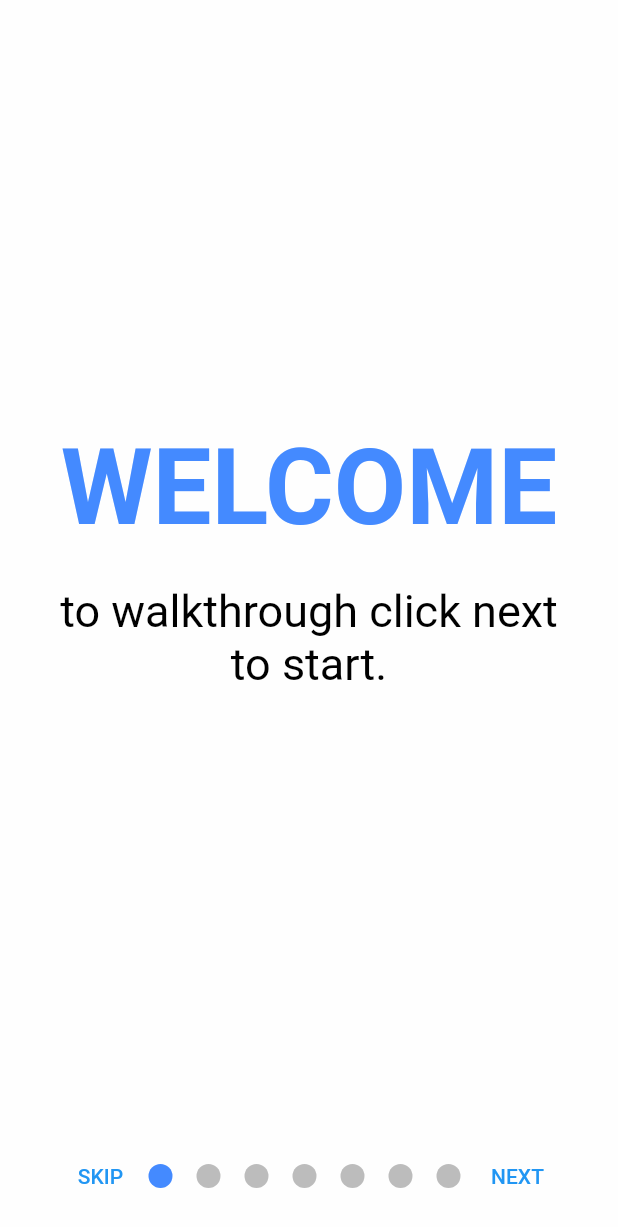
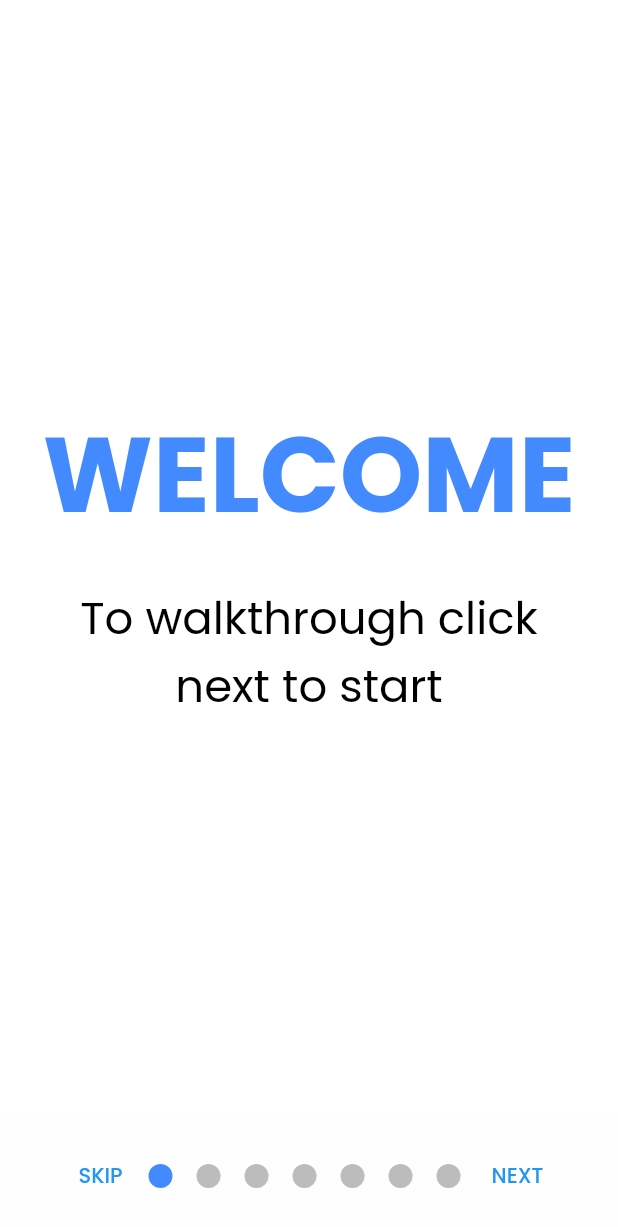
Before and after one commit to alptuzun/Flutter-Social-Media-App, a Flutter app: the screen it shows after launch, on a phone screen of 412 x 824 dp. Shown: the top 1227 px of the screen. Run offline on Flutter 3.47's test engine with Material 2 defaults, Android fonts, the phone set to English and light mode, and no system bars; drawn by our look-alikes of smooth_page_indicator; our stand-ins replace email_validator, google_fonts, shared_preferences.

Commit message:
edited walkthrough.dart and shared_preferences.dart

```diff
--- a/lib/main.dart
+++ b/lib/main.dart
@@ -1,3 +1,4 @@
+import 'package:cs310_group_28/models/shared_preferences.dart';
 import 'package:cs310_group_28/routes/explore.dart';
 import 'package:cs310_group_28/routes/home_view.dart';
 import 'package:cs310_group_28/routes/marketplace.dart';
@@ -8,22 +9,38 @@ import 'package:cs310_group_28/routes/welcome.dart';
 import 'package:cs310_group_28/routes/login.dart';
 import 'package:cs310_group_28/routes/page_navigator.dart';
 import 'package:cs310_group_28/routes/walkthrough.dart';
-import 'package:flutter/services.dart';
-import 'package:shared_preferences/shared_preferences.dart';
 
+void main()  {
+  WidgetsFlutterBinding.ensureInitialized();
+  runApp(const MyApp());
+}
 
-int? isViewed;
+class MyApp extends StatefulWidget {
+  const MyApp({Key? key}) : super(key: key);
 
-void main() async {
-  WidgetsFlutterBinding.ensureInitialized();
-  SharedPreferences prefs = await SharedPreferences.getInstance();
-  isViewed = prefs.getInt('walkthrough');
+  @override
+  State<MyApp> createState() {
+    return _MyAppState();
+  }
+}
 
+class _MyAppState extends State<MyApp> {
 
-  runApp(MaterialApp(
+  bool loggedIn = false;
+
+  _MyAppState() {
+    MySharedPreferences.instance
+        .getBooleanValue("loggedIn")
+        .then((value) => setState(() {
+      loggedIn = value;
+    }));
+  }
+
+  @override
+  Widget build(BuildContext context) {
+    return MaterialApp(
+      home: loggedIn ? const Welcome() : const WalkThrough(),
       routes: {
-      '/': isViewed != 0 ? (context) =>  const WalkThrough() : (context) => const Welcome(),
-  //    '/': (context) => const Welcome(),
         Login.routeName: (context) => const Login(),
         Register.routeName: (context) => const Register(),
         HomeView.routeName: (context) => const HomeView(),
@@ -31,7 +48,7 @@ void main() async {
         MarketPlace.routeName: (context) => const MarketPlace(),
         Explore.routeName: (context) => const Explore(),
         UserProfile.routeName: (context) => const UserProfile(),
-
       },
-  ));
+    );
   }
+}
--- a/lib/routes/register.dart
+++ b/lib/routes/register.dart
@@ -128,7 +128,7 @@ class _RegisterState extends State<Register> {
           crossAxisAlignment: CrossAxisAlignment.center,
           children: [
             SizedBox(
-              height: (screenHeight(context, dividedBy: 25)),
+              height: (screenHeight(context, dividedBy: 20)),
             ),
             Image(
               image: const AssetImage("assets/images/logo.webp"),
--- a/lib/routes/walkthrough.dart
+++ b/lib/routes/walkthrough.dart
@@ -1,9 +1,10 @@
+import 'package:cs310_group_28/models/shared_preferences.dart';
 import 'package:cs310_group_28/routes/welcome.dart';
 import 'package:cs310_group_28/visuals/colors.dart';
+import 'package:cs310_group_28/visuals/screen_size.dart';
 import 'package:flutter/material.dart';
-import 'package:shared_preferences/shared_preferences.dart';
+import 'package:google_fonts/google_fonts.dart';
 import 'package:smooth_page_indicator/smooth_page_indicator.dart';
-
 
 class WalkThrough extends StatefulWidget {
   const WalkThrough({Key? key}) : super(key: key);
@@ -13,24 +14,15 @@ class WalkThrough extends StatefulWidget {
 }
 
 class _WalkThroughState extends State<WalkThrough> {
-
-
   int currentIndex = 0;
   bool isLastPage = false;
 
   final controller = PageController(initialPage: 0);
 
-
   @override
-  void dispose(){
+  void dispose() {
     controller.dispose();
     super.dispose();
-  }
-
-  _storeWalkthroughInfo() async {
-    int isViewed =0;
-    SharedPreferences prefs = await SharedPreferences.getInstance();
-    await prefs.setInt("walkthrough", isViewed);
   }
 
   @override
@@ -45,28 +37,27 @@ class _WalkThroughState extends State<WalkThrough> {
           },
           children: [
             Container(
-              color: Colors.white70,
+              color: Colors.white,
               child: Column(
                 mainAxisAlignment: MainAxisAlignment.center,
-                children:  [
+                children: [
                   Text(
                     "WELCOME",
-                    style: TextStyle(
+                    style: GoogleFonts.poppins(
                       color: Colors.blueAccent,
                       fontSize: 70,
                       fontWeight: FontWeight.bold,
                     ),
                   ),
-                  const SizedBox(height: 24),
+                  SizedBox(height: screenHeight(context, dividedBy: 40)),
                   Container(
-                    padding: const EdgeInsets.symmetric(horizontal: 30),
+                    padding: const EdgeInsets.symmetric(horizontal: 18),
                     child: Text(
-                      "to walkthrough click next to start.",
+                      "To walkthrough click next to start",
                       textAlign: TextAlign.center,
-                      style: TextStyle(
+                      style: GoogleFonts.poppins(
                           color: AppColors.mainTextColor,
                           fontSize: 30,
-                          fontWeight: FontWeight.normal
                       ),
                     ),
                   ),
@@ -77,31 +68,30 @@ class _WalkThroughState extends State<WalkThrough> {
               color: Colors.white70,
               child: Column(
                 mainAxisAlignment: MainAxisAlignment.center,
-                  children:  [
-                   Icon(
+                children: [
+                  const Icon(
                     Icons.home_outlined,
                     color: Colors.blueAccent,
                     size: 150,
                   ),
                   Text(
                     "FEED",
-                      style: TextStyle(
+                    style: GoogleFonts.poppins(
                       color: Colors.blueAccent,
                       fontSize: 32,
                       fontWeight: FontWeight.bold,
                     ),
                   ),
-                    const SizedBox(height: 24),
+                  SizedBox(height: screenHeight(context, dividedBy: 28)),
                   Container(
                     padding: const EdgeInsets.symmetric(horizontal: 30),
                     child: Text(
-                        "You can view your friendss' posts, like and comment to these posts.",
+                      "You can view your friends' posts, like and comment to these posts.",
                       textAlign: TextAlign.center,
-                        style: TextStyle(
+                      style: GoogleFonts.poppins(
                           color: AppColors.mainTextColor,
                           fontSize: 25,
-                          fontWeight: FontWeight.normal
-                        ),
+                          fontWeight: FontWeight.normal),
                     ),
                   ),
                 ],
@@ -111,31 +101,30 @@ class _WalkThroughState extends State<WalkThrough> {
               color: Colors.white70,
               child: Column(
                 mainAxisAlignment: MainAxisAlignment.center,
-                children:  [
-                  Icon(
+                children: [
+                  const Icon(
                     Icons.account_circle_outlined,
                     color: Colors.blueAccent,
                     size: 150,
                   ),
                   Text(
                     "PROFILE",
-                    style: TextStyle(
+                    style: GoogleFonts.poppins(
                       color: Colors.blueAccent,
                       fontSize: 32,
                       fontWeight: FontWeight.bold,
                     ),
                   ),
-                  const SizedBox(height: 24),
+                  SizedBox(height: screenHeight(context, dividedBy: 28)),
                   Container(
                     padding: const EdgeInsets.symmetric(horizontal: 30),
                     child: Text(
                       "You can view and edit your profile.",
                       textAlign: TextAlign.center,
-                      style: TextStyle(
+                      style: GoogleFonts.poppins(
                           color: AppColors.mainTextColor,
                           fontSize: 25,
-                          fontWeight: FontWeight.normal
-                      ),
+                          fontWeight: FontWeight.normal),
                     ),
                   ),
                 ],
@@ -145,31 +134,30 @@ class _WalkThroughState extends State<WalkThrough> {
               color: Colors.white70,
               child: Column(
                 mainAxisAlignment: MainAxisAlignment.center,
-                children:  [
-                  Icon(
+                children: [
+                  const Icon(
                     Icons.storefront_outlined,
                     color: Colors.blueAccent,
                     size: 150,
                   ),
                   Text(
                     "MARKET",
-                    style: TextStyle(
+                    style: GoogleFonts.poppins(
                       color: Colors.blueAccent,
                       fontSize: 32,
                       fontWeight: FontWeight.bold,
                     ),
                   ),
-                  const SizedBox(height: 24),
+                  SizedBox(height: screenHeight(context, dividedBy: 28)),
                   Container(
                     padding: const EdgeInsets.symmetric(horizontal: 30),
                     child: Text(
                       "You can buy and sell things in the market.",
                       textAlign: TextAlign.center,
-                      style: TextStyle(
+                      style: GoogleFonts.poppins(
                           color: AppColors.mainTextColor,
                           fontSize: 25,
-                          fontWeight: FontWeight.normal
-                      ),
+                          fontWeight: FontWeight.normal),
                     ),
                   ),
                 ],
@@ -179,31 +167,30 @@ class _WalkThroughState extends State<WalkThrough> {
               color: Colors.white70,
               child: Column(
                 mainAxisAlignment: MainAxisAlignment.center,
-                children:  [
-                  Icon(
+                children: [
+                  const Icon(
                     Icons.search,
                     color: Colors.blueAccent,
                     size: 150,
                   ),
                   Text(
                     "SEARCH",
-                    style: TextStyle(
+                    style: GoogleFonts.poppins(
                       color: Colors.blueAccent,
                       fontSize: 32,
                       fontWeight: FontWeight.bold,
                     ),
                   ),
-                  const SizedBox(height: 24),
+                  SizedBox(height: screenHeight(context, dividedBy: 28)),
                   Container(
                     padding: const EdgeInsets.symmetric(horizontal: 30),
                     child: Text(
                       "You can search people, tags, items and locations.",
                       textAlign: TextAlign.center,
-                      style: TextStyle(
+                      style: GoogleFonts.poppins(
                           color: AppColors.mainTextColor,
                           fontSize: 25,
-                          fontWeight: FontWeight.normal
-                      ),
+                          fontWeight: FontWeight.normal),
                     ),
                   ),
                 ],
@@ -213,31 +200,30 @@ class _WalkThroughState extends State<WalkThrough> {
               color: Colors.white70,
               child: Column(
                 mainAxisAlignment: MainAxisAlignment.center,
-                children:  [
-                  Icon(
+                children: [
+                  const Icon(
                     Icons.forum_outlined,
                     color: Colors.blueAccent,
                     size: 150,
                   ),
                   Text(
                     "MESSAGE BOX",
-                    style: TextStyle(
+                    style: GoogleFonts.poppins(
                       color: Colors.blueAccent,
                       fontSize: 32,
                       fontWeight: FontWeight.bold,
                     ),
                   ),
-                  const SizedBox(height: 24),
+                  SizedBox(height: screenHeight(context, dividedBy: 28)),
                   Container(
                     padding: const EdgeInsets.symmetric(horizontal: 30),
                     child: Text(
-                      "You can message to your friends.",
+                      "You can message to your friends, check for any information on the listed items.",
                       textAlign: TextAlign.center,
-                      style: TextStyle(
+                      style: GoogleFonts.poppins(
                           color: AppColors.mainTextColor,
                           fontSize: 25,
-                          fontWeight: FontWeight.normal
-                      ),
+                          fontWeight: FontWeight.normal),
                     ),
                   ),
                 ],
@@ -247,31 +233,31 @@ class _WalkThroughState extends State<WalkThrough> {
               color: Colors.white70,
               child: Column(
                 mainAxisAlignment: MainAxisAlignment.center,
-                children:  [
-                  Icon(
+                children: [
+                  const Icon(
                     Icons.notifications_none_rounded,
                     color: Colors.blueAccent,
                     size: 150,
                   ),
                   Text(
                     "NOTIFICATION TAB",
-                    style: TextStyle(
+                    style: GoogleFonts.poppins(
                       color: Colors.blueAccent,
                       fontSize: 32,
                       fontWeight: FontWeight.bold,
                     ),
                   ),
-                  const SizedBox(height: 24),
+                  SizedBox(height: screenHeight(context, dividedBy: 28)),
                   Container(
                     padding: const EdgeInsets.symmetric(horizontal: 30),
                     child: Text(
-                      "You can check your notifications in notification tab.",
+                      "You can check your notifications in notification tab via the upper-left corner button."
+                      " You can also update your notification preferences",
                       textAlign: TextAlign.center,
-                      style: TextStyle(
+                      style: GoogleFonts.poppins(
                           color: AppColors.mainTextColor,
                           fontSize: 25,
-                          fontWeight: FontWeight.normal
-                      ),
+                          fontWeight: FontWeight.normal),
                     ),
                   ),
                 ],
@@ -280,24 +266,23 @@ class _WalkThroughState extends State<WalkThrough> {
           ],
         ),
       ),
-      bottomSheet: isLastPage ? TextButton(
+      bottomSheet: isLastPage
+          ? TextButton(
               style: TextButton.styleFrom(
                   shape: RoundedRectangleBorder(
-            borderRadius: BorderRadius.circular(0)
-          ),
+                      borderRadius: BorderRadius.circular(0)),
                   primary: Colors.white,
                   backgroundColor: Colors.blueAccent,
-          minimumSize: const Size.fromHeight(80)
-        ),
-          onPressed: (){
-            _storeWalkthroughInfo();
+                  minimumSize: const Size.fromHeight(80)),
+              onPressed: () {
+                MySharedPreferences.instance.setBooleanValue("loggedIn", true);
                 Navigator.pushReplacement(context,
                     MaterialPageRoute(builder: (context) => const Welcome()));
               },
-          child: const Text('Get Started',
-          style: TextStyle(fontSize: 24),
-          )
-      )
+              child: Text(
+                'Get Started',
+                style: GoogleFonts.poppins(fontSize: 24),
+              ))
           : Container(
               padding: const EdgeInsets.symmetric(horizontal: 35),
               height: 80,
@@ -306,27 +291,27 @@ class _WalkThroughState extends State<WalkThrough> {
                 mainAxisAlignment: MainAxisAlignment.spaceBetween,
                 children: [
                   TextButton(
-                onPressed: () => controller.jumpToPage(2),
-                child: Text('SKIP')
-            ),
+                      onPressed: () => controller.jumpToPage(6),
+                      child: Text('SKIP',
+                      style: GoogleFonts.poppins(),)),
                   Center(
                     child: SmoothPageIndicator(
                       controller: controller,
                       count: 7,
-                effect: WormEffect(
+                      effect: const WormEffect(
                         spacing: 16,
                         dotColor: Colors.black26,
                         activeDotColor: Colors.blueAccent,
                       ),
-                onDotClicked: (index) => controller.animateToPage(
-                    index,
+                      onDotClicked: (index) => controller.animateToPage(index,
                           duration: const Duration(milliseconds: 500),
                           curve: Curves.easeIn),
                     ),
                   ),
-            Spacer(),
+                  const Spacer(),
                   TextButton(
-            child: Text('NEXT'),
+                    child: Text('NEXT',
+                    style: GoogleFonts.poppins(),),
                     onPressed: () => controller.nextPage(
                         duration: const Duration(milliseconds: 500),
                         curve: Curves.easeInOut),
@@ -334,8 +319,6 @@ class _WalkThroughState extends State<WalkThrough> {
                 ],
               ),
             ),
-
-
     );
   }
 }
```
Also changed, not shown: lib/models/shared_preferences.dart (added, +54 -0 lines), lib/routes/explore.dart (+3 -5 lines), lib/routes/login.dart (+13 -8 lines), lib/ui/search_card.dart (renamed from lib/ui/searchcard.dart), pubspec.lock. Lines whose indentation alone changed are shown as unchanged.
